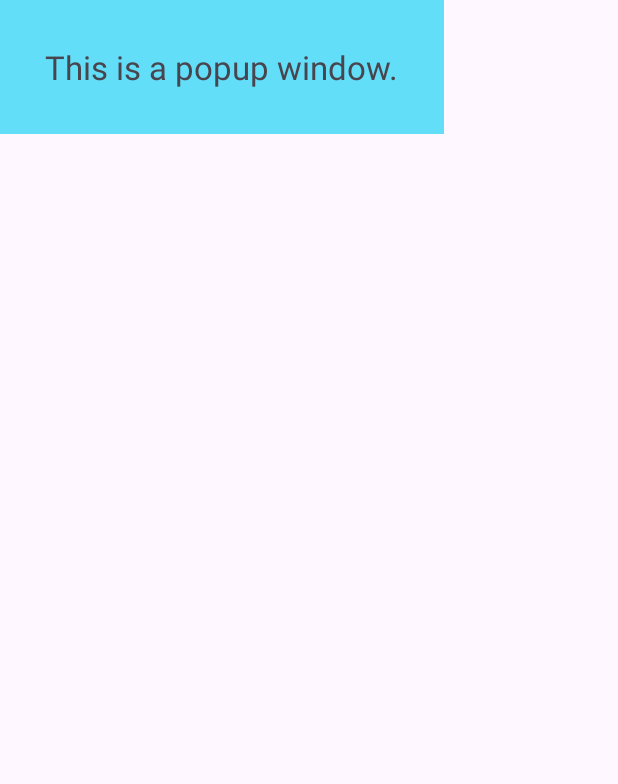
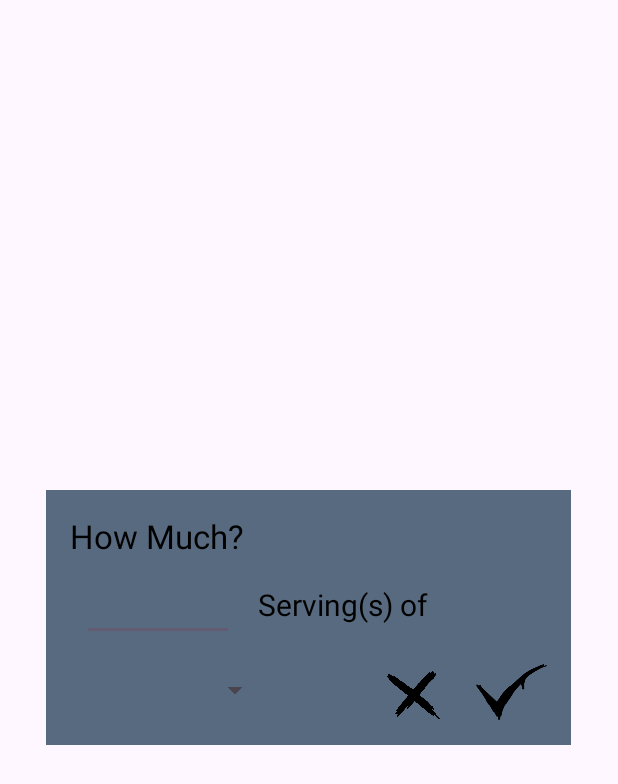
Before and after one commit to sandracormos/testtest, an Android app: the layout pop_up_layout.xml on its own in the app's theme, with its tools: preview values and no code run, on a phone screen of 412 x 824 dp. Shown: the top 784 px of the screen. Run offline under Robolectric (Android 15) with nearby library versions, the phone set to English and light mode, and no system bars.

Commit message:
rezolvat pop up-ul. trebuie in KcalMenu facut sa se calculeze doar o singura data goalul ca dupa sa se poata actualiza, nu sa se socoteasca de fiecare data. de facut default value 1 la nr of servings ca daca nu da eroare ca e null

```diff
--- a/app/src/main/res/drawable/bg_window.xml
+++ b/app/src/main/res/drawable/bg_window.xml
@@ -2,6 +2,8 @@
 <shape xmlns:android="http://schemas.android.com/apk/res/android">
     <gradient android:angle="45"
         android:startColor="@color/titlu"
-        android:endColor="@color/black"/>
+
+        android:endColor="@color/titlu"/>
+
     <corners android:radius="45dp"/>
 </shape>
--- a/app/src/main/res/layout/pop_up_layout.xml
+++ b/app/src/main/res/layout/pop_up_layout.xml
@@ -1,16 +1,92 @@
 <?xml version="1.0" encoding="utf-8"?>
-<RelativeLayout
+<androidx.constraintlayout.widget.ConstraintLayout
     xmlns:android="http://schemas.android.com/apk/res/android"
-    android:layout_width="wrap_content"
-    android:layout_height="wrap_content"
-    android:background="#62def8">
+    xmlns:app="http://schemas.android.com/apk/res-auto"
+    xmlns:tools="http://schemas.android.com/tools"
+    android:layout_width="350dp"
+    android:layout_height="170dp"
+    android:layout_gravity="center"
+    android:background="@color/titlu">
+
 
     <TextView
-        android:layout_width="wrap_content"
+        android:id="@+id/textView8"
+        android:layout_width="200dp"
         android:layout_height="wrap_content"
-        android:layout_centerInParent="true"
-        android:layout_margin="30dp"
+        android:layout_alignParentEnd="true"
+        android:gravity="top"
+        android:text="How Much?"
+        android:textColor="@color/black"
         android:textSize="22sp"
-        android:text="This is a popup window."/>
+        app:layout_constraintBottom_toBottomOf="parent"
+        app:layout_constraintEnd_toEndOf="parent"
+        app:layout_constraintHorizontal_bias="0.106"
+        app:layout_constraintStart_toStartOf="parent"
+        app:layout_constraintTop_toTopOf="parent"
+        app:layout_constraintVertical_bias="0.114" />
 
-</RelativeLayout>
+    <EditText
+        android:id="@+id/number_of_servings"
+        android:layout_width="101dp"
+        android:layout_height="41dp"
+        android:inputType="number|numberDecimal"
+        app:layout_constraintBottom_toBottomOf="parent"
+        app:layout_constraintEnd_toEndOf="parent"
+        app:layout_constraintHorizontal_bias="0.096"
+        app:layout_constraintStart_toStartOf="parent"
+        app:layout_constraintTop_toBottomOf="@+id/textView8"
+        app:layout_constraintVertical_bias="0.169" />
+
+    <TextView
+        android:id="@+id/textView11"
+        android:layout_width="149dp"
+        android:layout_height="39dp"
+        android:layout_marginBottom="68dp"
+        android:text="Serving(s) of "
+        android:textColor="@color/black"
+        android:textSize="20dp"
+        app:layout_constraintBottom_toBottomOf="parent"
+        app:layout_constraintEnd_toEndOf="parent"
+        app:layout_constraintHorizontal_bias="0.21"
+        app:layout_constraintStart_toEndOf="@+id/number_of_servings" />
+
+    <Spinner
+        android:id="@+id/spinner_measurements"
+        android:layout_width="126dp"
+        android:layout_height="46dp"
+        app:layout_constraintBottom_toBottomOf="parent"
+        app:layout_constraintEnd_toEndOf="parent"
+        app:layout_constraintHorizontal_bias="0.107"
+        app:layout_constraintStart_toStartOf="parent"
+        app:layout_constraintTop_toBottomOf="@+id/number_of_servings"
+        app:layout_constraintVertical_bias="0.434" />
+
+    <ImageButton
+        android:id="@+id/cancel"
+        android:layout_width="59dp"
+        android:layout_height="52dp"
+        android:backgroundTint="#00FFFFFF"
+        android:scaleType="fitXY"
+        app:layout_constraintBottom_toBottomOf="parent"
+        app:layout_constraintEnd_toStartOf="@+id/save"
+        app:layout_constraintHorizontal_bias="1.0"
+        app:layout_constraintStart_toEndOf="@+id/spinner_measurements"
+        app:layout_constraintTop_toBottomOf="@+id/textView11"
+        app:layout_constraintVertical_bias="0.562"
+        app:srcCompat="@drawable/new_cancel" />
+
+    <ImageButton
+        android:id="@+id/save"
+        android:layout_width="71dp"
+        android:layout_height="57dp"
+        android:layout_marginEnd="4dp"
+        android:backgroundTint="#00FFFFFF"
+        android:scaleType="fitXY"
+        app:layout_constraintBottom_toBottomOf="parent"
+        app:layout_constraintEnd_toEndOf="parent"
+        app:layout_constraintTop_toTopOf="parent"
+        app:layout_constraintVertical_bias="0.938"
+        app:srcCompat="@drawable/new_save_button" />
+
+
+</androidx.constraintlayout.widget.ConstraintLayout>
```
Also changed, not shown: app/src/main/java/com/example/test/KcalMenu.java (+11 -2 lines), app/src/main/java/com/example/test/ScanMeal.java (+105 -15 lines), app/src/main/java/com/example/test/User.java (+3 -3 lines), app/src/main/res/layout/activity_scan_meal.xml (+68 -35 lines), app/src/main/res/layout/spinner_color_measurements_layout.xml (added, +13 -0 lines), app/src/main/res/values/strings.xml (+7 -0 lines), app/src/main/res/drawable/eating_icon.png (added), app/src/main/res/drawable/new_cancel.png (added), app/src/main/res/drawable/new_save_button.png (added).
